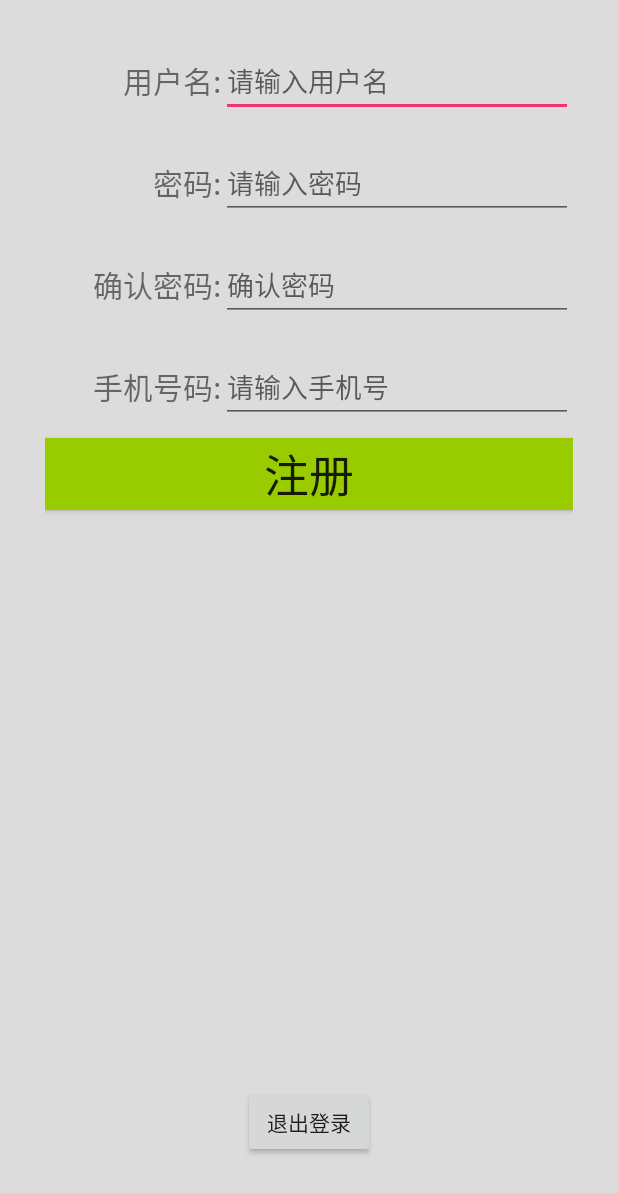
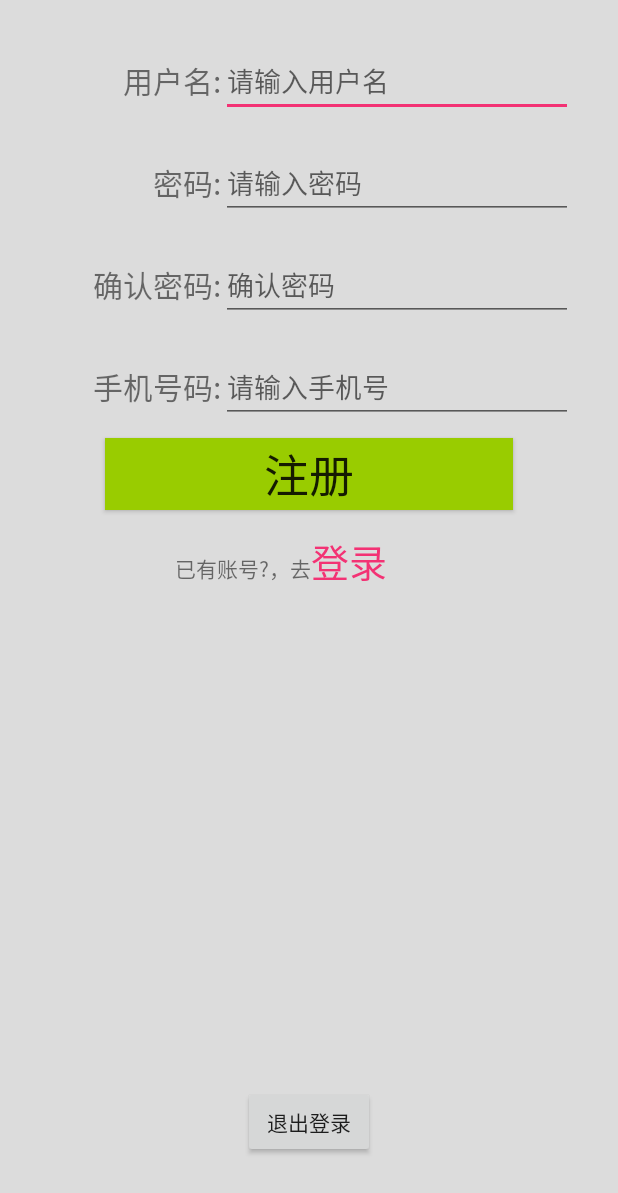
Before and after one commit to abderrahmen2/LearnHtmlForAdroid, an Android app: the layout activity_register.xml on its own in the app's theme, with its tools: preview values and no code run, on a phone screen of 412 x 824 dp. Shown: the top 1193 px of the screen. Run offline under Robolectric (Android 15) with nearby library versions, the phone set to English and light mode, and no system bars.

Commit message:
Rejected commit: Default

```diff
--- a/app/src/main/res/layout/activity_register.xml
+++ b/app/src/main/res/layout/activity_register.xml
@@ -65,12 +65,13 @@
                 android:layout_weight="1"
                 android:ems="10"
                 android:hint="请输入密码"
+                android:inputType="textPassword"
                 android:maxLength="16"
-                android:inputType="textPassword"
                 android:maxLines="1" />
         </LinearLayout>
 
         <LinearLayout
+            android:id="@+id/register_layout_pw2"
             android:layout_width="match_parent"
             android:layout_height="wrap_content"
             android:layout_marginTop="20dp"
@@ -91,10 +92,10 @@
                 android:layout_width="0dp"
                 android:layout_height="wrap_content"
                 android:layout_weight="1"
-                android:maxLength="16"
                 android:ems="10"
                 android:hint="确认密码"
                 android:inputType="textPassword"
+                android:maxLength="16"
                 android:maxLines="1" />
         </LinearLayout>
 
@@ -121,8 +122,8 @@
                 android:ems="10"
                 android:hint="请输入手机号"
                 android:maxLength="11"
-                android:phoneNumber="true"
-                android:maxLines="1" />
+                android:maxLines="1"
+                android:phoneNumber="true" />
         </LinearLayout>
 
 
@@ -130,10 +131,53 @@
             android:id="@+id/register_button"
             android:layout_width="match_parent"
             android:layout_height="wrap_content"
+            android:layout_marginLeft="40dp"
+            android:layout_marginRight="40dp"
             android:layout_marginTop="10dp"
             android:background="@android:color/holo_green_light"
             android:text="注册"
             android:textSize="30dp" />
+
+        <LinearLayout
+            android:id="@+id/register_layout_login"
+            android:layout_width="match_parent"
+            android:layout_height="wrap_content"
+            android:layout_marginTop="10dp"
+            android:gravity="center_horizontal"
+            android:orientation="horizontal">
+
+            <TextView
+                android:layout_width="wrap_content"
+                android:layout_height="wrap_content"
+                android:text="已有账号?，去" />
+
+            <Button
+                android:id="@+id/register_login_goto"
+                android:layout_width="wrap_content"
+                android:layout_height="wrap_content"
+                android:background="@android:color/transparent"
+                android:gravity="center_vertical"
+                android:text="登录"
+                android:textColor="@color/colorAccent"
+                android:textSize="25dp" />
+        </LinearLayout>
+
+        <LinearLayout
+            android:layout_width="match_parent"
+            android:layout_height="wrap_content"
+            android:gravity="center_horizontal">
+
+            <Button
+                android:id="@+id/register_login_otheruser"
+                android:layout_width="wrap_content"
+                android:layout_height="wrap_content"
+                android:background="@android:color/transparent"
+                android:text="切换账号"
+                android:textColor="@android:color/holo_blue_dark"
+                android:textSize="20dp"
+                android:visibility="gone" />
+        </LinearLayout>
+
 
     </LinearLayout>
 
```
